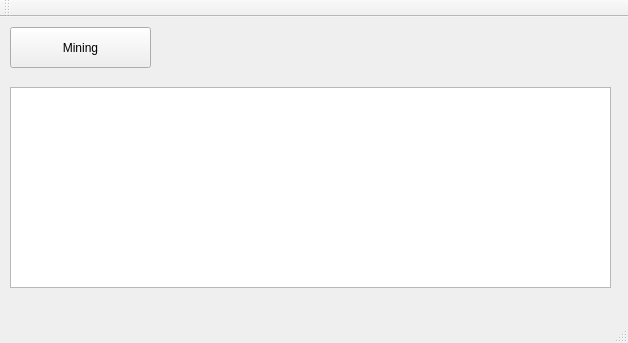
SozinM/blockChain, file mainwindow.ui: the form before one commit.
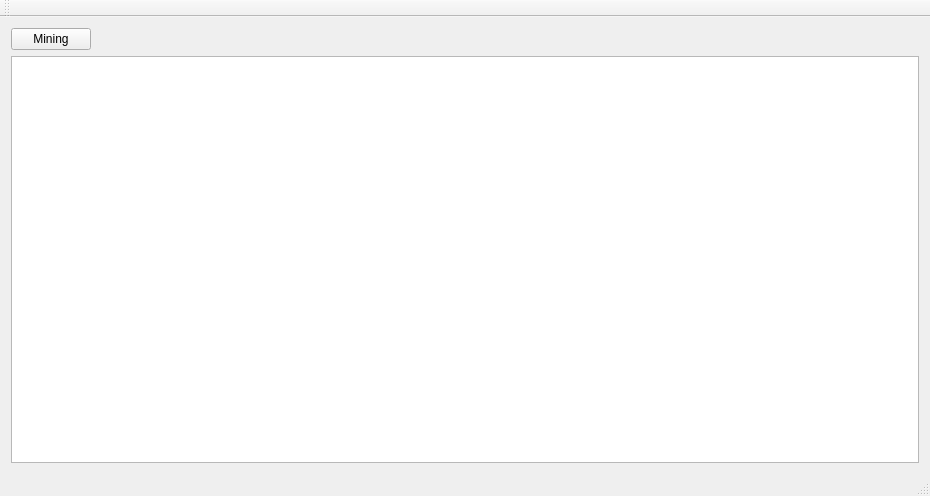
The form after the commit.

What changed in the file:
```diff
--- a/mainwindow.ui
+++ b/mainwindow.ui
@@ -6,37 +6,59 @@
    <rect>
     <x>0</x>
     <y>0</y>
-    <width>628</width>
-    <height>343</height>
+    <width>930</width>
+    <height>496</height>
    </rect>
   </property>
   <property name="windowTitle">
    <string>MainWindow</string>
   </property>
   <widget class="QWidget" name="centralWidget">
-   <widget class="QPushButton" name="pushButton">
-    <property name="geometry">
-     <rect>
-      <x>10</x>
-      <y>10</y>
-      <width>141</width>
-      <height>41</height>
-     </rect>
-    </property>
-    <property name="text">
-     <string>Mining</string>
-    </property>
-   </widget>
-   <widget class="QTableWidget" name="tableWidget">
-    <property name="geometry">
-     <rect>
-      <x>10</x>
-      <y>70</y>
-      <width>601</width>
-      <height>201</height>
-     </rect>
-    </property>
-   </widget>
+   <layout class="QHBoxLayout" name="horizontalLayout_2">
+    <item>
+     <layout class="QVBoxLayout" name="verticalLayout">
+      <property name="rightMargin">
+       <number>0</number>
+      </property>
+      <property name="bottomMargin">
+       <number>0</number>
+      </property>
+      <item>
+       <layout class="QHBoxLayout" name="horizontalLayout">
+        <property name="rightMargin">
+         <number>0</number>
+        </property>
+        <property name="bottomMargin">
+         <number>0</number>
+        </property>
+        <item>
+         <widget class="QPushButton" name="pbMine">
+          <property name="text">
+           <string>Mining</string>
+          </property>
+         </widget>
+        </item>
+        <item>
+         <spacer name="horizontalSpacer">
+          <property name="orientation">
+           <enum>Qt::Horizontal</enum>
+          </property>
+          <property name="sizeHint" stdset="0">
+           <size>
+            <width>40</width>
+            <height>20</height>
+           </size>
+          </property>
+         </spacer>
+        </item>
+       </layout>
+      </item>
+      <item>
+       <widget class="QTableView" name="tbvBlockchain"/>
+      </item>
+     </layout>
+    </item>
+   </layout>
   </widget>
   <widget class="QMenuBar" name="menuBar">
    <property name="geometry">
```
Left out of the diff: 4 changed lines with no effect on the pictures.
